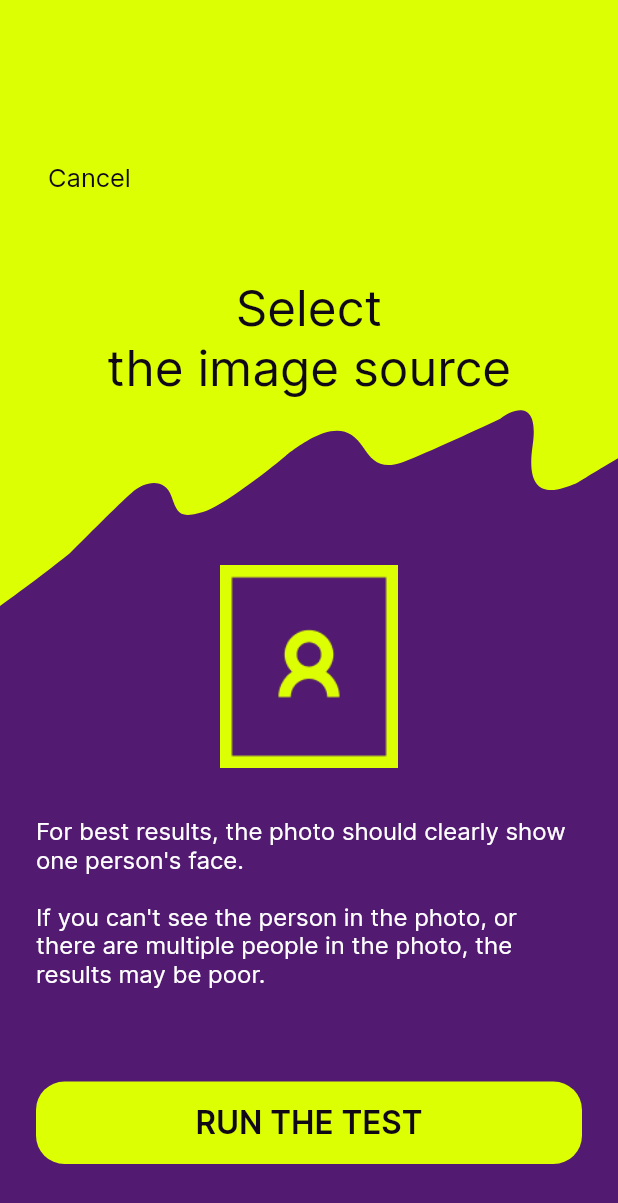
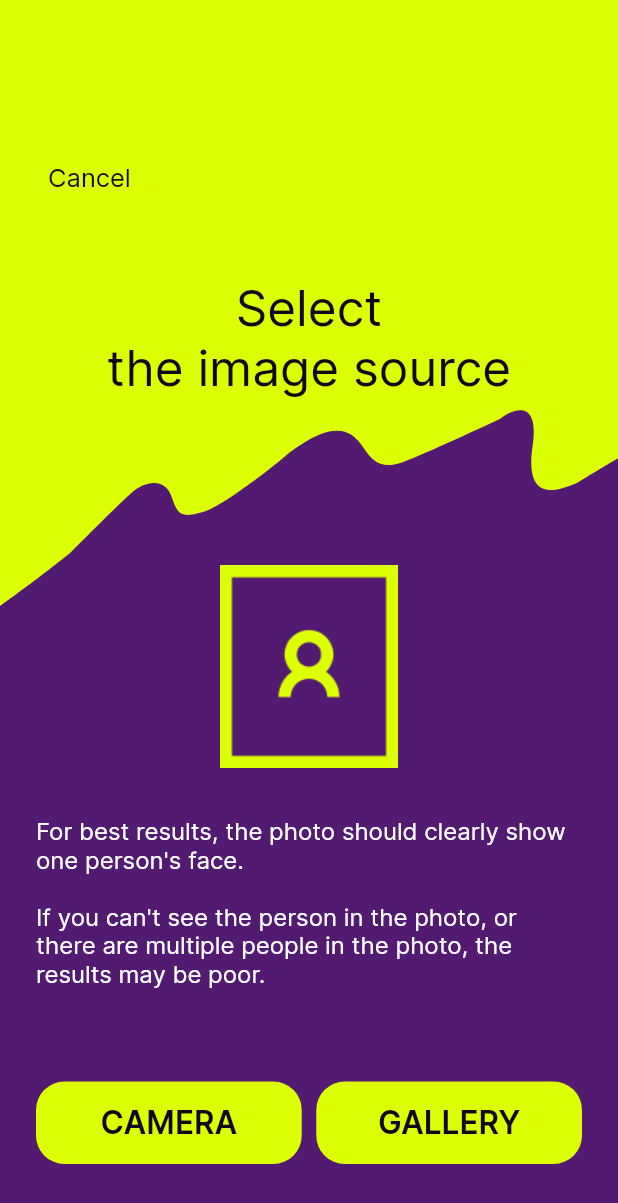
Before and after one commit to petrfalkovsky/toxicity, a Flutter app: the screen it shows after launch, after a tap on "RUN THE TEST", on a phone screen of 412 x 824 dp. Shown: the top 1203 px of the screen. Run offline on Flutter 3.47's test engine with Material 2 defaults, Android fonts, the phone set to English and light mode, and no system bars; missing offline and left inert: flutter_statusbarcolor_ns.

Commit message:
feat: add modal bottom sheet to main

```diff
--- a/lib/ui/screens/general.dart
+++ b/lib/ui/screens/general.dart
@@ -2,6 +2,7 @@ import 'package:flutter/material.dart';
 import 'package:toxicity/config/config.dart';
 import 'package:toxicity/ui/screens/select.dart';
 import 'package:toxicity/ui/screens/widgets/shared/button.dart';
+import 'package:toxicity/ui/screens/widgets/shared/modal_bottom_sheet.dart';
 import 'widgets/frame_background.dart';
 
 class General extends StatefulWidget {
@@ -110,9 +111,9 @@ class _GeneralState extends State<General> {
                           color: AppConfig.purpleColor,
                         ),
                         onPressed: () {
-                          debugPrint('Button pressed');
+                          showModalMethod(context);
                         },
-                        iconSize: 45, // устанавливаем размер иконки
+                        iconSize: 45,
                         padding: EdgeInsets
                             .zero, // убираем все внутренние отступы у IconButton
                         splashRadius: 80, // убираем радиус splash-эффекта
--- a/lib/ui/screens/select.dart
+++ b/lib/ui/screens/select.dart
@@ -69,12 +69,27 @@ class _SelectScreenState extends State<SelectScreen> {
                 const SizedBox(
                   height: 63,
                 ),
-                PrimaryButton(
-                  text: 'Run the test',
-                  onTap: () {},
-                  startColor: AppConfig.yellowColor,
-                  endColor: AppConfig.yellowColor,
-                ),
+                SingleChildScrollView(
+                  child: Row(
+                    mainAxisAlignment: MainAxisAlignment.spaceBetween,
+                    children: [
+                      PrimaryButton(
+                        text: 'Camera',
+                        onTap: () {},
+                        startColor: AppConfig.yellowColor,
+                        endColor: AppConfig.yellowColor,
+                        width: MediaQuery.of(context).size.width * 0.43,
+                      ),
+                      PrimaryButton(
+                        text: 'Gallery',
+                        onTap: () {},
+                        startColor: AppConfig.yellowColor,
+                        endColor: AppConfig.yellowColor,
+                        width: MediaQuery.of(context).size.width * 0.43,
+                      ),
+                    ],
+                  ),
+                )
               ],
             ),
             Column(
--- a/lib/ui/screens/widgets/shared/button.dart
+++ b/lib/ui/screens/widgets/shared/button.dart
@@ -8,6 +8,7 @@ class PrimaryButton extends StatefulWidget {
   final Color startColor;
   final Color endColor;
   final RichText? richText;
+  final double? width;
 
   const PrimaryButton({
     Key? key,
@@ -16,6 +17,7 @@ class PrimaryButton extends StatefulWidget {
     required this.startColor,
     required this.endColor,
     this.richText,
+    this.width,
   }) : super(key: key);
 
   @override
@@ -25,7 +27,7 @@ class PrimaryButton extends StatefulWidget {
 class PrimaryButtonState extends State<PrimaryButton> {
   @override
   Widget build(BuildContext context) {
-    double width = MediaQuery.of(context).size.width;
+    double width = widget.width ?? MediaQuery.of(context).size.width;
 
     return GestureDetector(
       behavior: HitTestBehavior.translucent,
```
Also changed, not shown: lib/ui/screens/widgets/shared/icon-close.dart (added, +67 -0 lines), lib/ui/screens/widgets/shared/modal_bottom_sheet.dart (added, +88 -0 lines), assets/images/close-button.jpg (added), assets/images/close-button.png (added).
